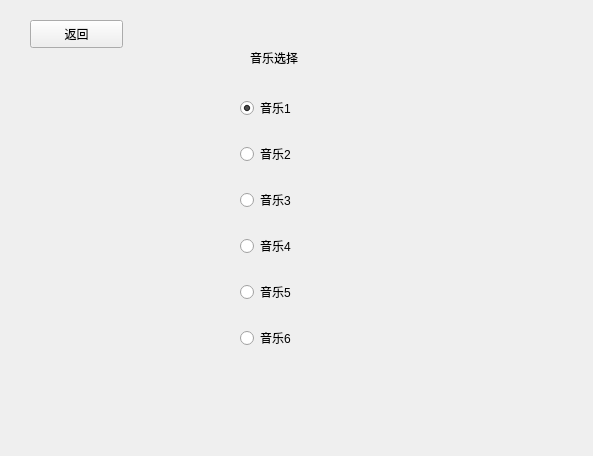
Old version of the form musicsellect.ui in the repository Flyame-debug/Tomato.
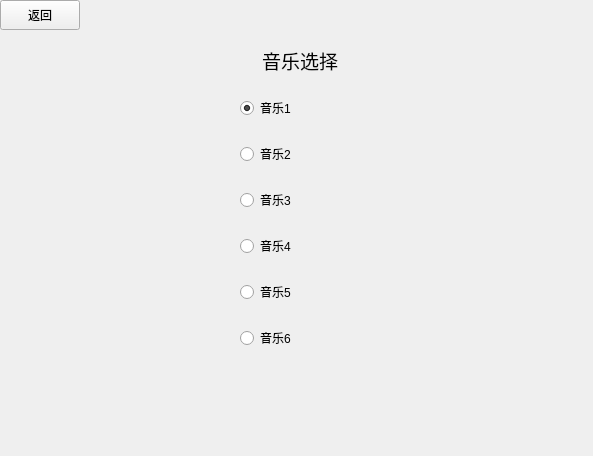
New version of the form. Icons and pictures are not drawn.

Diff of the .ui file:
```diff
--- a/musicsellect.ui
+++ b/musicsellect.ui
@@ -20,15 +20,23 @@
   <widget class="QLabel" name="label">
    <property name="geometry">
     <rect>
-     <x>250</x>
-     <y>50</y>
-     <width>72</width>
-     <height>15</height>
+     <x>200</x>
+     <y>40</y>
+     <width>200</width>
+     <height>40</height>
     </rect>
    </property>
+   <property name="font">
+    <font>
+     <pointsize>14</pointsize>
+    </font>
+   </property>
    <property name="text">
     <string>音乐选择</string>
    </property>
+   <property name="alignment">
+    <set>Qt::AlignCenter</set>
+   </property>
   </widget>
   <widget class="QWidget" name="verticalLayoutWidget">
    <property name="geometry">
@@ -90,10 +98,10 @@
   <widget class="QPushButton" name="pushButton_3">
    <property name="geometry">
     <rect>
-     <x>30</x>
-     <y>20</y>
-     <width>93</width>
-     <height>28</height>
+     <x>0</x>
+     <y>0</y>
+     <width>80</width>
+     <height>30</height>
     </rect>
    </property>
    <property name="text">
```
